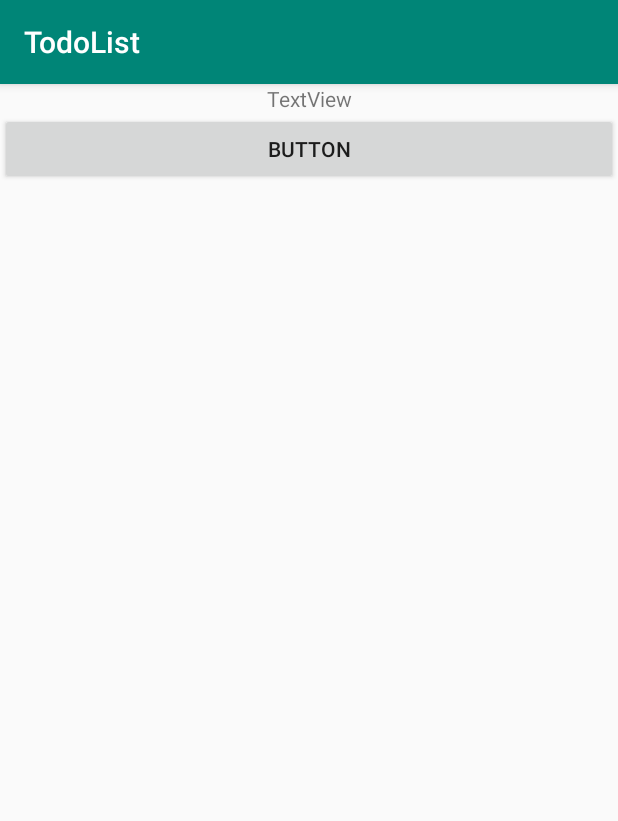
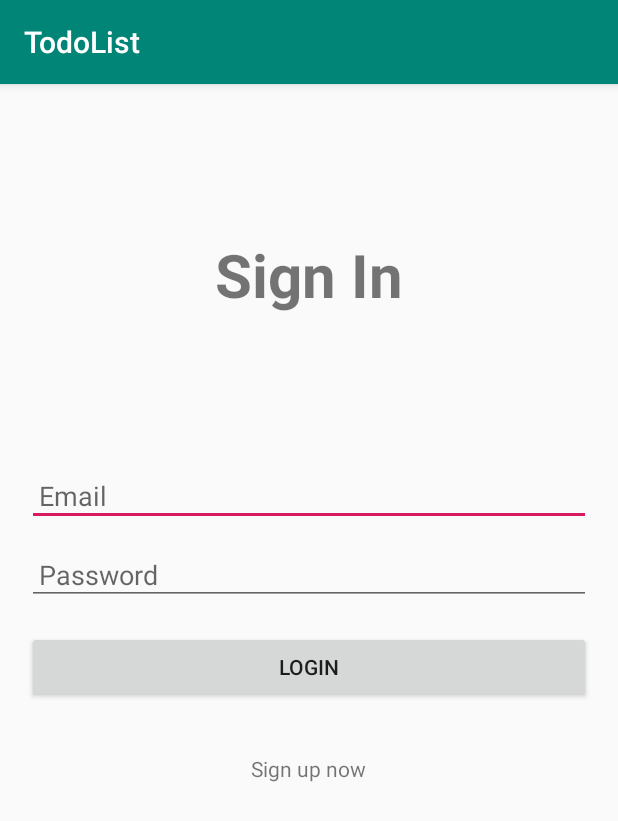
Before and after one commit to TristanMngr/mobile-todo-list, an Android app: the screen it shows after launch (LoginActivity before the commit, AuthenticateActivity after it), on a phone screen of 412 x 824 dp. Shown: the top 821 px of the screen. Run offline under Robolectric (Android 15) with nearby library versions, the phone set to English and light mode, and no system bars.

Commit message:
working signin page

```diff
--- a/app/src/main/java/com/isep/todolist/activities/LoginActivity.java
+++ /dev/null
@@ -1,28 +0,0 @@
-package com.isep.todolist.activities;
-
-import androidx.appcompat.app.AppCompatActivity;
-
-import android.content.Intent;
-import android.os.Bundle;
-import android.util.Log;
-import android.view.View;
-
-
-import com.isep.todolist.R;
-
-
-public class LoginActivity extends AppCompatActivity {
-    private static final String TAG = "LoginActivity";
-
-    @Override
-    protected void onCreate(Bundle savedInstanceState) {
-        super.onCreate(savedInstanceState);
-        Log.d("start on main activity", "hello");
-        setContentView(R.layout.activity_main);
-    }
-
-    public void onButtonClick(View view) {
-        Intent myIntent = new Intent(getBaseContext(),   TodoActivity.class);
-        startActivity(myIntent);
-    }
-}
--- a/app/src/main/java/com/isep/todolist/interfaces/UserService.java
+++ b/app/src/main/java/com/isep/todolist/interfaces/AuthenticateService.java
@@ -1,6 +1,6 @@
 package com.isep.todolist.interfaces;
 
-import com.isep.todolist.models.User;
+import com.isep.todolist.models.Authenticate;
 
 
 import retrofit2.Call;
@@ -8,9 +8,9 @@ import retrofit2.http.Field;
 import retrofit2.http.FormUrlEncoded;
 import retrofit2.http.POST;
 
-public interface UserService {
+public interface AuthenticateService {
 
     @FormUrlEncoded
     @POST("/auth/login")
-    Call<User> login(@Field("email") String email, @Field("password") String password);
+    Call<Authenticate> login(@Field("email") String email, @Field("password") String password);
 }
--- a/app/src/main/java/com/isep/todolist/models/User.java
+++ b/app/src/main/java/com/isep/todolist/models/Authenticate.java
@@ -3,7 +3,7 @@ package com.isep.todolist.models;
 import com.google.gson.annotations.Expose;
 import com.google.gson.annotations.SerializedName;
 
-public class User {
+public class Authenticate {
     @SerializedName("auth_token")
     @Expose
     private String authToken;
@@ -15,5 +15,4 @@ public class User {
     public void setAuthToken(String authToken) {
         this.authToken = authToken;
     }
-
 }
--- /dev/null
+++ b/app/src/main/res/layout/activity_authenticate.xml
@@ -0,0 +1,75 @@
+<RelativeLayout
+    xmlns:android="http://schemas.android.com/apk/res/android"
+    xmlns:tools="http://schemas.android.com/tools"
+    android:layout_width="match_parent"
+    android:layout_height="match_parent"
+    tools:context=".activities.AuthenticateActivity">
+
+    <TextView
+        android:id="@+id/title"
+        android:layout_width="wrap_content"
+        android:layout_height="wrap_content"
+        android:text="Sign In"
+        android:textSize="40dp"
+        android:textStyle="bold"
+        android:layout_centerHorizontal="true"
+        android:layout_marginTop="100dp" />
+
+    <EditText
+        android:id="@+id/email"
+        android:hint="Email"
+        android:layout_width="match_parent"
+        android:layout_height="wrap_content"
+        android:layout_marginTop="100dp"
+        android:layout_marginLeft="18dp"
+        android:layout_marginRight="18dp"
+        android:layout_below="@+id/title"
+        android:padding="8dp"/>
+
+
+
+    <EditText
+        android:id="@+id/password"
+        android:layout_width="match_parent"
+        android:layout_height="wrap_content"
+        android:layout_marginLeft="18dp"
+        android:layout_marginRight="18dp"
+        android:padding="8dp"
+        android:hint="Password"
+        android:layout_marginTop="12dp"
+        android:layout_below="@+id/email" />
+
+    <Button
+        android:id="@+id/login_btn"
+        android:layout_width="match_parent"
+        android:layout_height="wrap_content"
+        android:layout_below="@+id/password"
+        android:layout_alignStart="@+id/password"
+        android:layout_alignLeft="@+id/password"
+        android:layout_alignEnd="@+id/password"
+        android:layout_alignRight="@+id/password"
+        android:layout_marginTop="17dp"
+        android:onClick="onButtonSubmitClick"
+        android:text="Login" />
+
+    <TextView
+        android:layout_width="wrap_content"
+        android:layout_height="wrap_content"
+        android:id="@+id/sign_up_link"
+        android:text="Sign up now"
+        android:layout_below="@+id/login_btn"
+        android:layout_centerHorizontal="true"
+        android:layout_marginTop="34dp" />
+
+    <TextView
+        android:layout_width="wrap_content"
+        android:layout_height="wrap_content"
+        android:id="@+id/message"
+        android:textColor="#fc2803"
+        android:layout_below="@+id/sign_up_link"
+        android:layout_centerHorizontal="true"
+        android:onClick="onLinkClick"
+        android:clickable="true"
+        android:focusable="true"
+        android:layout_marginTop="34dp" />
+</RelativeLayout>
--- a/app/src/main/res/layout/activity_main.xml
+++ /dev/null
@@ -1,33 +0,0 @@
-<?xml version="1.0" encoding="utf-8"?>
-<RelativeLayout
-    xmlns:android="http://schemas.android.com/apk/res/android"
-    xmlns:tools="http://schemas.android.com/tools"
-    android:layout_width="match_parent"
-    android:id="@+id/activity_main"
-    android:layout_height="match_parent"
-    tools:context="com.isep.todolist.activities.LoginActivity">
-
-
-    <LinearLayout
-        android:orientation="vertical"
-        android:layout_width="match_parent"
-        android:layout_height="match_parent"
-        android:layout_alignParentBottom="true"
-        android:layout_marginBottom="18dp">
-    <TextView
-        android:id="@+id/textView"
-        android:layout_width="match_parent"
-        android:layout_height="wrap_content"
-        android:layout_weight="0"
-        android:text="TextView"
-        android:textAlignment="center"/>
-
-    <Button
-        android:id="@+id/button"
-        android:layout_width="match_parent"
-        android:layout_height="wrap_content"
-        android:layout_weight="0"
-        android:text="Button"
-        android:onClick="onButtonClick"/>
-    </LinearLayout>
-</RelativeLayout>
--- /dev/null
+++ b/app/src/main/res/values/refs.xml
@@ -0,0 +1,2 @@
+<?xml version="1.0" encoding="utf-8"?>
+<resources></resources>
```
Also changed, not shown: app/src/main/AndroidManifest.xml (+5 -5 lines), app/src/main/java/com/isep/todolist/Utils/Helper.java (added, +21 -0 lines), app/src/main/java/com/isep/todolist/activities/AuthenticateActivity.java (added, +88 -0 lines), app/src/main/java/com/isep/todolist/activities/SignUpActivity.java (added, +16 -0 lines), app/src/main/java/com/isep/todolist/activities/TodoActivity.java (+3 -24 lines), app/src/main/java/com/isep/todolist/remote/ServiceGenerator.java (+1 -8 lines), app/src/main/res/layout/activity_sign_up.xml (added, +8 -0 lines), app/src/main/res/layout/signup.xml (added, +81 -0 lines).
